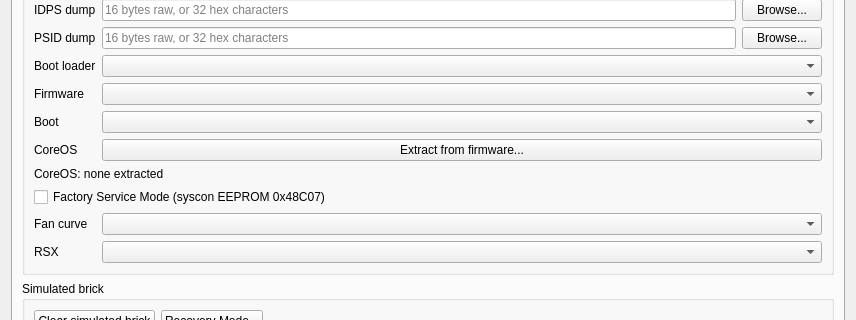
The window that rpcs3/rpcs3qt/settings_dialog.ui (bl00dyfb0nez/rs3) describes before a commit, drawn with Qt 5; both pictures show x 0 to 856 and y 136 to 456 of the 856 by 818 pixel window.
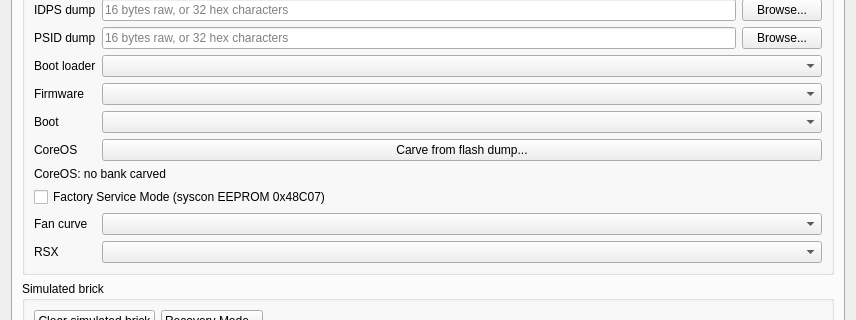
The same window after the commit. The open tabs and pages were chosen to show the change. Icons and pictures are not drawn. Custom widgets are drawn as their Qt base class.

Commit message: Carve the CoreOS bank from the console's flash dump

Patch:
```diff
--- a/rpcs3/rpcs3qt/settings_dialog.ui
+++ b/rpcs3/rpcs3qt/settings_dialog.ui
@@ -5144,14 +5144,14 @@
              <item row="5" column="1" colspan="2">
               <widget class="QPushButton" name="button_coreos_extract">
                <property name="text">
-                <string>Extract from firmware...</string>
+                <string>Carve from flash dump...</string>
                </property>
               </widget>
              </item>
              <item row="6" column="0" colspan="3">
               <widget class="QLabel" name="label_coreos_state">
                <property name="text">
-                <string>CoreOS: none extracted</string>
+                <string>CoreOS: no bank carved</string>
                </property>
                <property name="wordWrap">
                 <bool>true</bool>
```
The commit also changes 8 other files.
